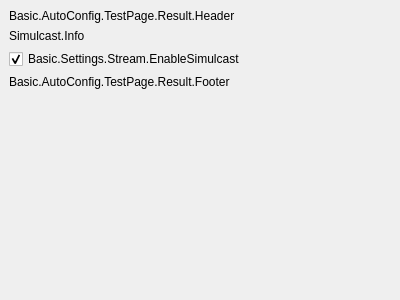
Before: the Qt Designer form UI/forms/AutoConfigTestPage.ui in exeldro/obs-studio, drawn with Qt 5.
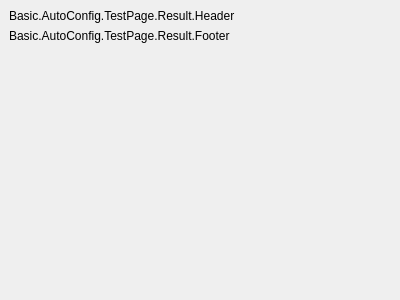
After: the same form once the commit is applied. The open tabs and pages were chosen to show the change.

Commit message: ﻿UI: Simplify wizard flow

```diff
--- a/UI/forms/AutoConfigTestPage.ui
+++ b/UI/forms/AutoConfigTestPage.ui
@@ -87,32 +87,6 @@
          </property>
         </widget>
        </item>
-       <item>
-        <widget class="QLabel" name="simulcastInfo">
-         <property name="text">
-          <string>Simulcast.Info</string>
-         </property>
-         <property name="textFormat">
-          <enum>Qt::RichText</enum>
-         </property>
-         <property name="wordWrap">
-          <bool>true</bool>
-         </property>
-         <property name="openExternalLinks">
-          <bool>true</bool>
-         </property>
-        </widget>
-       </item>
-       <item>
-        <widget class="QCheckBox" name="useSimulcast">
-         <property name="text">
-          <string>Basic.Settings.Stream.EnableSimulcast</string>
-         </property>
-         <property name="checked">
-          <bool>true</bool>
-         </property>
-        </widget>
-       </item>
        <item>
         <widget class="QLabel" name="finalResultLabel_2">
          <property name="text">
```
The commit also changes 6 other files.
